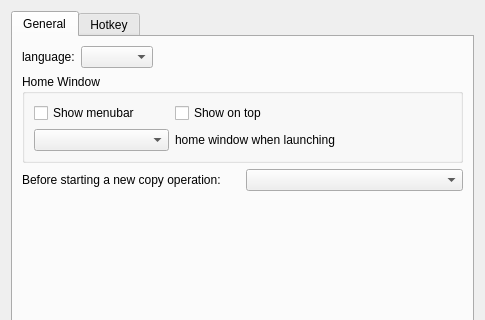
Above: src/ui/preferences.ui from LambolAlee/PasTk-Cpp before the change; both pictures show x 0 to 485 and y 0 to 320 of the 485 by 542 pixel window. Below: the same form after it.
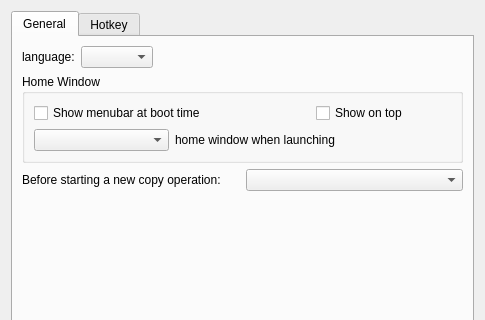
That is the form after the change.

Diff of the .ui file:
```diff
--- a/src/ui/preferences.ui
+++ b/src/ui/preferences.ui
@@ -57,6 +57,13 @@
           <string>Home Window</string>
          </property>
          <layout class="QGridLayout" name="gridLayout_4">
+          <item row="0" column="2">
+           <widget class="QCheckBox" name="topmostOpt">
+            <property name="text">
+             <string>Show on top</string>
+            </property>
+           </widget>
+          </item>
           <item row="1" column="0">
            <widget class="QComboBox" name="windowVisibility"/>
           </item>
@@ -67,17 +74,10 @@
             </property>
            </widget>
           </item>
-          <item row="0" column="0">
+          <item row="0" column="0" colspan="2">
            <widget class="QCheckBox" name="menubarShowOpt">
             <property name="text">
-             <string>Show menubar</string>
-            </property>
-           </widget>
-          </item>
-          <item row="0" column="1">
-           <widget class="QCheckBox" name="topmostOpt">
-            <property name="text">
-             <string>Show on top</string>
+             <string>Show menubar at boot time</string>
             </property>
            </widget>
           </item>
```
